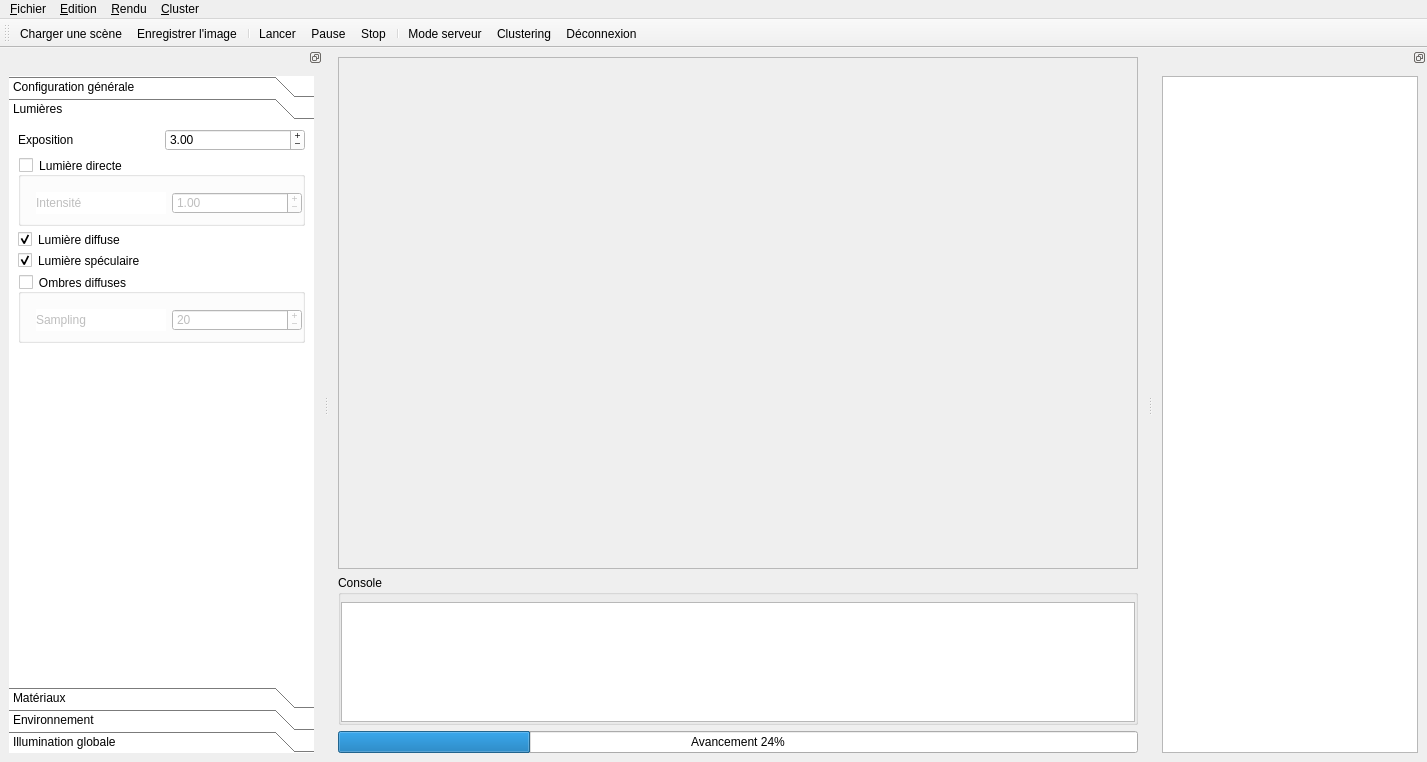
Qt form raytracer.ui (gaelduplessix/raytracer-42) before a commit.
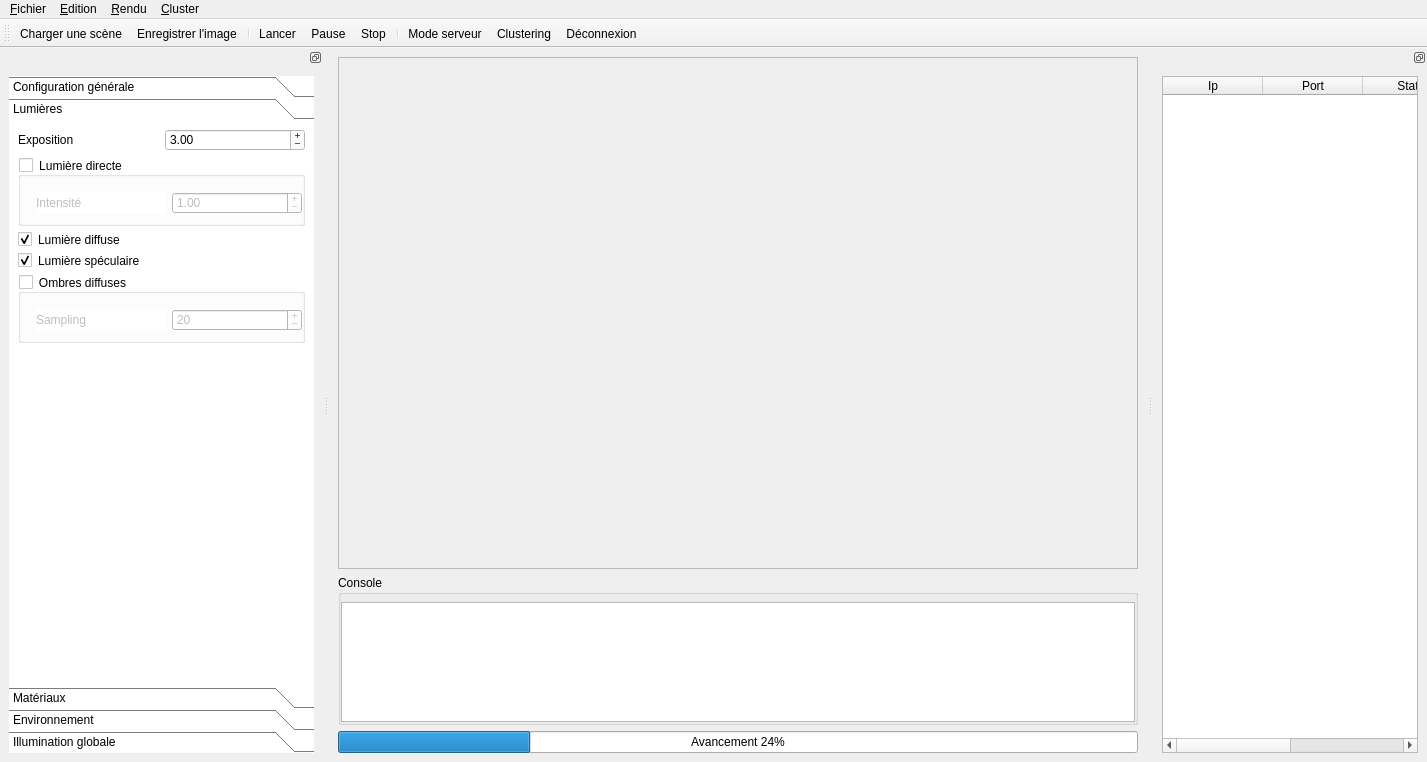
The same form after that commit. The open tabs and pages were chosen to show the change. Icons and pictures are not drawn.

Commit message: GUI liste serveurs

```diff
--- a/raytracer.ui
+++ b/raytracer.ui
@@ -1299,7 +1299,31 @@
    <widget class="QWidget" name="dockWidgetContents_3">
     <layout class="QVBoxLayout" name="verticalLayout_4">
      <item>
-      <widget class="QTableWidget" name="tableWidget"/>
+      <widget class="QTableWidget" name="_serversTab">
+       <property name="columnCount">
+        <number>4</number>
+       </property>
+       <column>
+        <property name="text">
+         <string>Ip</string>
+        </property>
+       </column>
+       <column>
+        <property name="text">
+         <string>Port</string>
+        </property>
+       </column>
+       <column>
+        <property name="text">
+         <string>Statut</string>
+        </property>
+       </column>
+       <column>
+        <property name="text">
+         <string>Progression</string>
+        </property>
+       </column>
+      </widget>
      </item>
     </layout>
    </widget>
```
Left out of the diff: 18 changed lines with no effect on the pictures. The commit also changes 5 other files.
